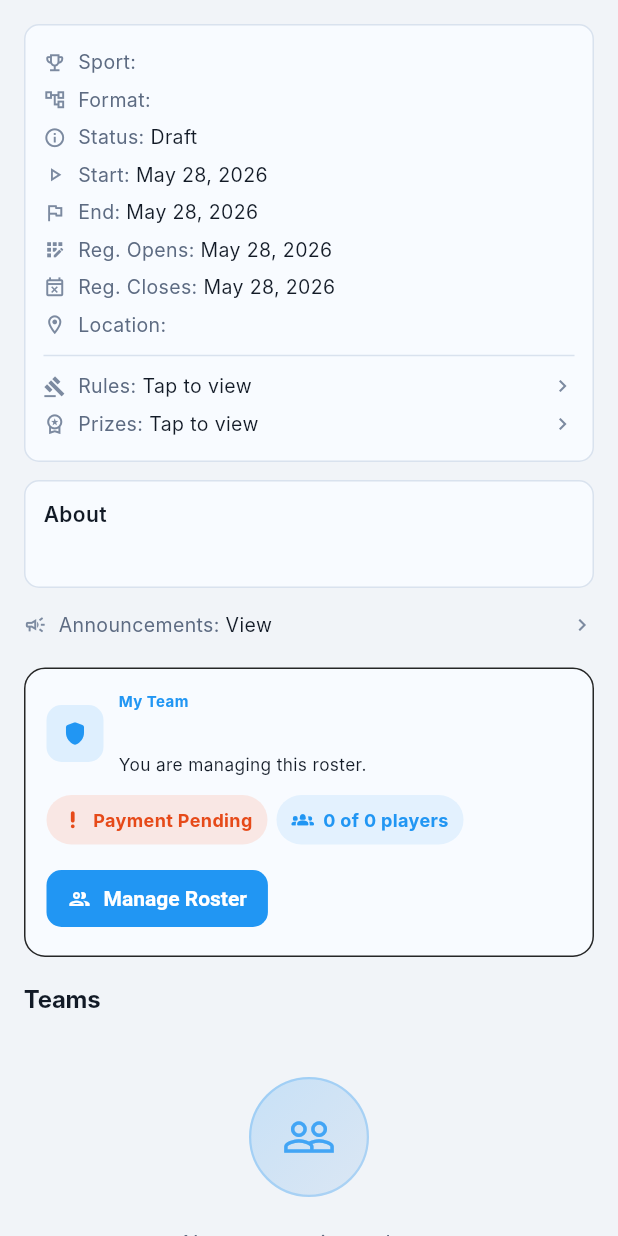
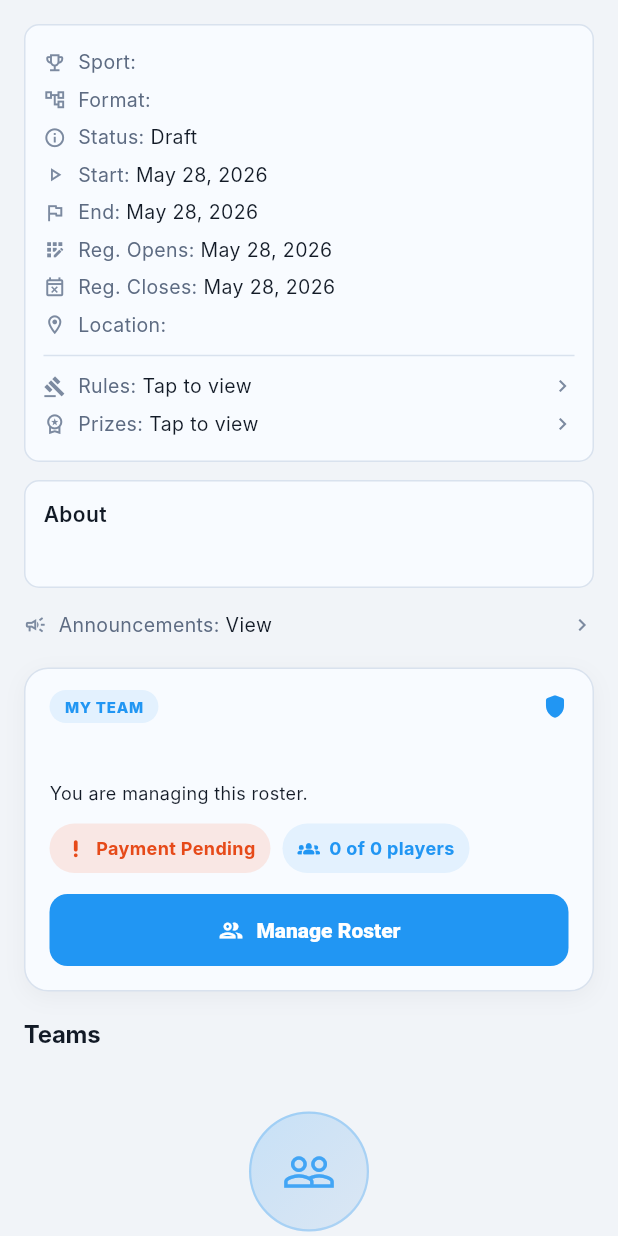
Before and after one commit to zipthezap/Teamly, a Flutter app: the _OverviewTab widget shown alone on an empty page, opened directly with empty values, on a phone screen of 412 x 824 dp. Run offline on Flutter 3.47's test engine with Material 3 defaults, Android fonts, the phone set to English and light mode, and no system bars; our stand-ins replace dio, equatable, firebase_core, firebase_messaging, flutter_riverpod, flutter_secure_storage and 6 more; missing offline and left inert: flutter_app_badger, flutter_facebook_auth; accounts and stored records are empty; network calls fail; Roboto replaces fonts that are missing (Inter).

Commit message:
Revamp roster card styling and clarify uncategorized teams state

```diff
--- a/src/mobile/lib/features/tournaments/presentation/tournament_detail_page.dart
+++ b/src/mobile/lib/features/tournaments/presentation/tournament_detail_page.dart
@@ -541,85 +541,80 @@ class _OverviewTabState extends ConsumerState<_OverviewTab> {
             const SizedBox(height: 16),
             Container(
               decoration: BoxDecoration(
-                color: Theme.of(context).colorScheme.surface,
-                borderRadius: BorderRadius.circular(14),
+                color: AppThemeTokens.card(context),
+                borderRadius: BorderRadius.circular(16),
                 border: Border.all(
-                  color: Theme.of(context)
-                      .colorScheme
-                      .outlineVariant
-                      .withValues(alpha: 0.85),
-                ),
+                  color: AppThemeTokens.border(context),
+                ),
+                boxShadow: [
+                  BoxShadow(
+                    color: Colors.black.withValues(alpha: 0.04),
+                    blurRadius: 12,
+                    offset: const Offset(0, 4),
+                  ),
+                ],
               ),
               child: Padding(
-                padding: const EdgeInsets.all(14),
+                padding: const EdgeInsets.fromLTRB(16, 14, 16, 16),
                 child: Column(
                   crossAxisAlignment: CrossAxisAlignment.start,
                   children: [
                     Row(
-                      crossAxisAlignment: CrossAxisAlignment.center,
                       children: [
                         Container(
-                          width: 38,
-                          height: 38,
+                          padding: const EdgeInsets.symmetric(
+                            horizontal: 10,
+                            vertical: 4,
+                          ),
                           decoration: BoxDecoration(
                             color: Theme.of(context)
                                 .colorScheme
                                 .primary
-                                .withValues(alpha: 0.12),
-                            borderRadius: BorderRadius.circular(10),
-                          ),
-                          child: Icon(
-                            Icons.shield_rounded,
-                            color: Theme.of(context).colorScheme.primary,
-                            size: 18,
-                          ),
-                        ),
-                        const SizedBox(width: 10),
-                        Expanded(
-                          child: Column(
-                            crossAxisAlignment: CrossAxisAlignment.start,
-                            children: [
-                              Text(
-                                'My Team',
+                                .withValues(alpha: 0.10),
+                            borderRadius: BorderRadius.circular(999),
+                          ),
+                          child: Text(
+                            'MY TEAM',
                             style: TextStyle(
                               fontSize: 10,
-                                  fontWeight: FontWeight.w700,
-                                  letterSpacing: 0.3,
-                                  color: Theme.of(context)
-                                      .colorScheme
-                                      .primary,
-                                ),
-                              ),
-                              const SizedBox(height: 2),
+                              fontWeight: FontWeight.w800,
+                              letterSpacing: 0.5,
+                              color: Theme.of(context).colorScheme.primary,
+                            ),
+                          ),
+                        ),
+                        const Spacer(),
+                        Icon(
+                          Icons.shield_rounded,
+                          size: 18,
+                          color: Theme.of(context).colorScheme.primary,
+                        ),
+                      ],
+                    ),
+                    const SizedBox(height: 10),
                     Text(
                       team.name,
                       maxLines: 1,
                       overflow: TextOverflow.ellipsis,
                       style: Theme.of(context).textTheme.titleMedium?.copyWith(
-                                      fontWeight: FontWeight.w700,
-                                    ),
-                              ),
-                              const SizedBox(height: 2),
+                            fontWeight: FontWeight.w800,
+                            letterSpacing: -0.2,
+                          ),
+                    ),
+                    const SizedBox(height: 4),
                     Text(
                       isCaptain
                           ? 'You are managing this roster.'
                           : 'You are registered on this roster.',
                       style: TextStyle(
-                                  fontSize: 11.5,
-                                  color: Theme.of(context)
-                                      .colorScheme
-                                      .onSurfaceVariant,
-                                ),
-                              ),
-                            ],
-                          ),
-                        ),
-                      ],
+                        fontSize: 12,
+                        color: Theme.of(context).colorScheme.onSurfaceVariant,
+                      ),
                     ),
                     const SizedBox(height: 12),
                     Wrap(
-                      spacing: 6,
-                      runSpacing: 6,
+                      spacing: 8,
+                      runSpacing: 8,
                       children: [
                         _TeamCardStatChip(
                           icon: team.isPaid
@@ -673,29 +668,35 @@ class _OverviewTabState extends ConsumerState<_OverviewTab> {
                       ),
                     ],
                     if (isCaptain) ...[
-                      const SizedBox(height: 12),
-                      Wrap(
-                        spacing: 8,
-                        runSpacing: 8,
-                        children: [
-                          FilledButton.icon(
-                            icon: const Icon(Icons.group_outlined, size: 16),
+                      const SizedBox(height: 14),
+                      SizedBox(
+                        width: double.infinity,
+                        child: FilledButton.icon(
+                          icon: const Icon(Icons.group_outlined, size: 18),
                           label: const Text('Manage Roster'),
                           onPressed: () => context.push(
                             '/tournaments/${t.id}/teams/${team.id}/roster',
                           ),
                           style: FilledButton.styleFrom(
                             padding: const EdgeInsets.symmetric(
-                                horizontal: 14,
-                                vertical: 10,
-                              ),
-                              minimumSize: const Size(0, 38),
-                              shape: RoundedRectangleBorder(borderRadius: BorderRadius.circular(10)),
-                              textStyle: const TextStyle(fontWeight: FontWeight.w700),
-                            ),
-                          ),
-                          if (t.status == 'registration' || t.status == 'draft')
-                            OutlinedButton.icon(
+                              horizontal: 16,
+                              vertical: 12,
+                            ),
+                            shape: RoundedRectangleBorder(
+                              borderRadius: BorderRadius.circular(12),
+                            ),
+                            textStyle: const TextStyle(
+                              fontWeight: FontWeight.w800,
+                              fontSize: 14,
+                            ),
+                          ),
+                        ),
+                      ),
+                      if (t.status == 'registration' || t.status == 'draft') ...[
+                        const SizedBox(height: 8),
+                        SizedBox(
+                          width: double.infinity,
+                          child: OutlinedButton.icon(
                             icon: const Icon(
                               Icons.exit_to_app_outlined,
                               size: 16,
@@ -725,8 +726,8 @@ class _OverviewTabState extends ConsumerState<_OverviewTab> {
                               onRefresh,
                             ),
                           ),
-                        ],
-                      ),
+                        ),
+                      ],
                     ],
                   ],
                 ),
@@ -750,6 +751,40 @@ class _OverviewTabState extends ConsumerState<_OverviewTab> {
             for (final pool in t.pools)
               _PoolCard(pool: pool, isAdmin: isAdmin, tournament: t),
           ] else ...[
+            if (t.teams.isNotEmpty) ...[
+              Container(
+                margin: const EdgeInsets.only(bottom: 12),
+                padding: const EdgeInsets.all(12),
+                decoration: BoxDecoration(
+                  color: Theme.of(context).colorScheme.primary.withValues(alpha: 0.06),
+                  borderRadius: BorderRadius.circular(12),
+                  border: Border.all(
+                    color: Theme.of(context).colorScheme.primary.withValues(alpha: 0.25),
+                  ),
+                ),
+                child: Row(
+                  crossAxisAlignment: CrossAxisAlignment.start,
+                  children: [
+                    Icon(
+                      Icons.info_outline_rounded,
+                      size: 18,
+                      color: Theme.of(context).colorScheme.primary,
+                    ),
+                    const SizedBox(width: 8),
+                    Expanded(
+                      child: Text(
+                        'Teams can be registered before categories are created. Categories and pools can be added later.',
+                        style: TextStyle(
+                          fontSize: 12,
+                          color: Theme.of(context).colorScheme.onSurfaceVariant,
+                          height: 1.3,
+                        ),
+                      ),
+                    ),
+                  ],
+                ),
+              ),
+            ],
             const UiSectionTitle('Teams'),
             const SizedBox(height: 8),
             if (t.teams.isEmpty)
```
Lines whose indentation alone changed are shown as unchanged.
